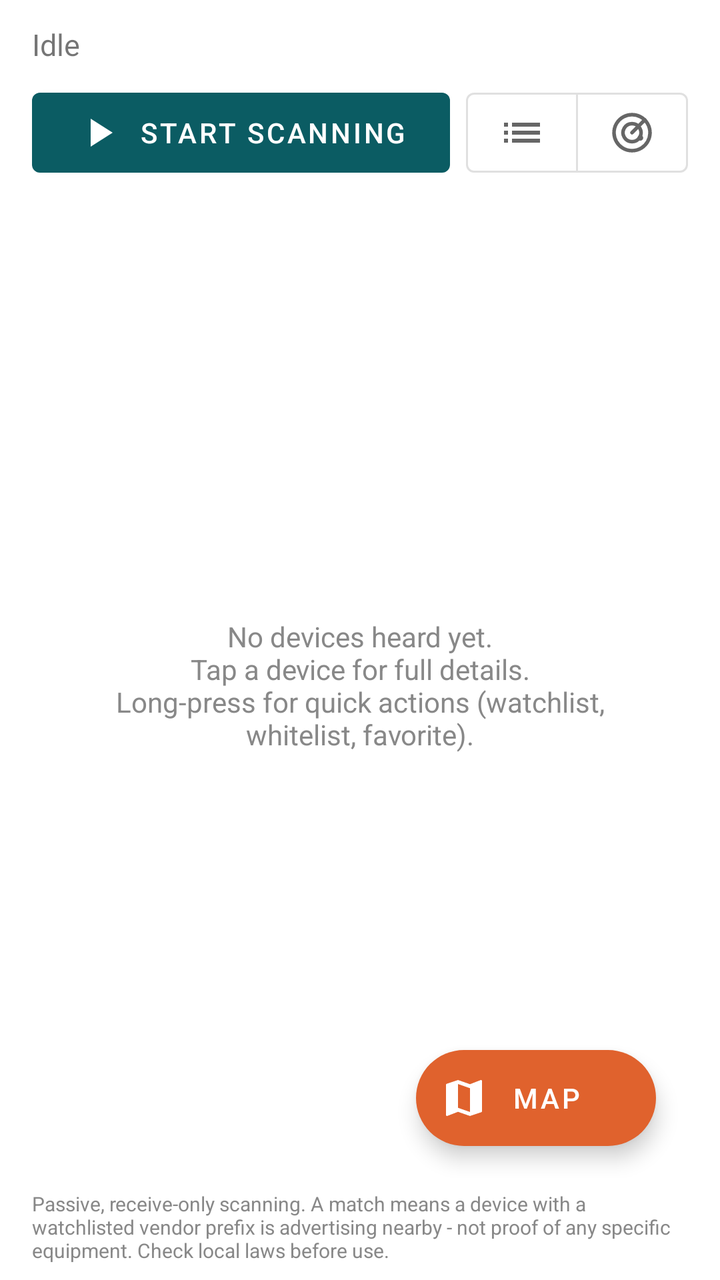
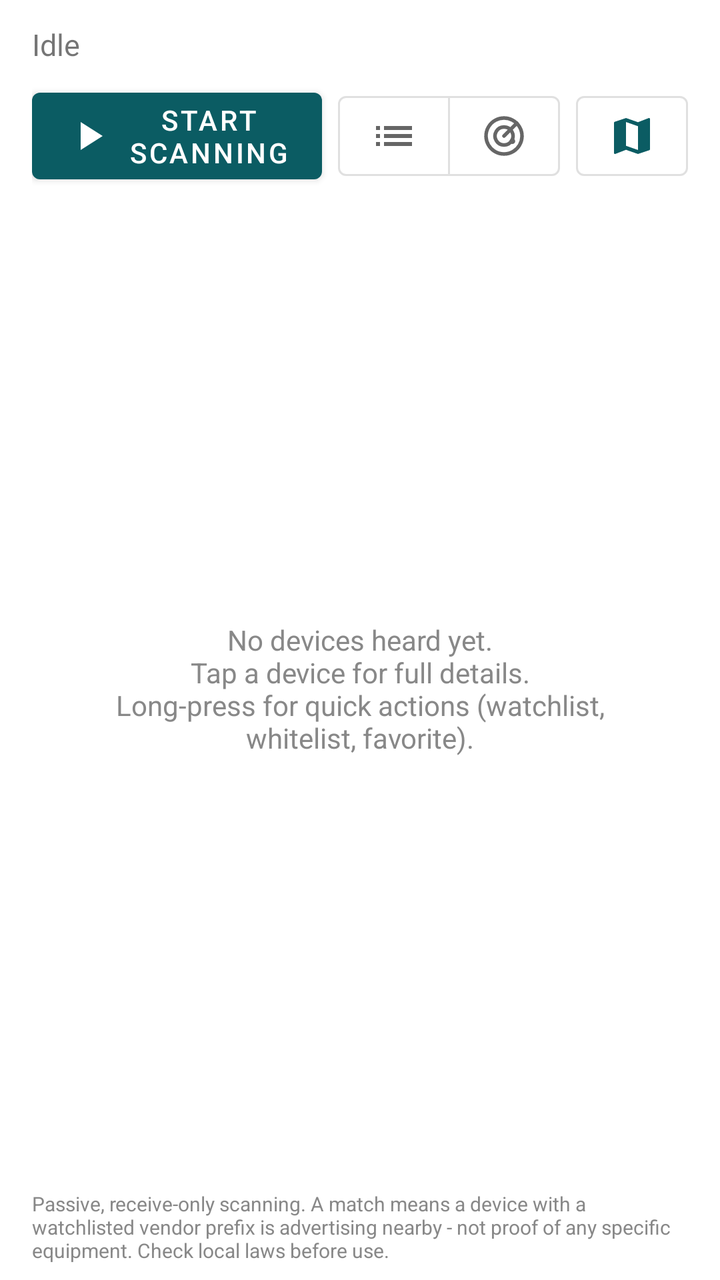

Two renders of the same Android screen: before a commit and after it. Below are the layout's source before the change and the commit's diff.
<!-- AndroidManifest.xml: application theme Theme.RFSentinel -->
<!-- res/layout/activity_main.xml -->
<?xml version="1.0" encoding="utf-8"?>
<LinearLayout xmlns:android="http://schemas.android.com/apk/res/android"
    xmlns:app="http://schemas.android.com/apk/res-auto"
    android:layout_width="match_parent"
    android:layout_height="match_parent"
    android:orientation="vertical"
    android:paddingStart="16dp"
    android:paddingTop="12dp"
    android:paddingEnd="16dp"
    android:paddingBottom="8dp">

    
    <LinearLayout
        android:id="@+id/themedHeader"
        android:layout_width="match_parent"
        android:layout_height="wrap_content"
        android:layout_marginBottom="6dp"
        android:orientation="vertical"
        android:visibility="gone">

        <ImageView
            android:id="@+id/themeBanner"
            android:layout_width="match_parent"
            android:layout_height="wrap_content"
            android:adjustViewBounds="true"
            android:contentDescription="Theme banner"
            android:maxHeight="140dp"
            android:scaleType="fitCenter"
            android:visibility="gone" />

        <com.rfsentinel.app.ui.ThemeHeaderView
            android:id="@+id/themeHeader"
            android:layout_width="match_parent"
            android:layout_height="wrap_content" />
    </LinearLayout>

    <TextView
        android:id="@+id/threatBanner"
        android:layout_width="match_parent"
        android:layout_height="wrap_content"
        android:layout_marginBottom="8dp"
        android:background="@drawable/banner_bg"
        android:paddingStart="12dp"
        android:paddingTop="8dp"
        android:paddingEnd="12dp"
        android:paddingBottom="8dp"
        android:textColor="#FFFFFF"
        android:textSize="14sp"
        android:textStyle="bold"
        android:visibility="gone" />

    <TextView
        android:id="@+id/statusText"
        android:layout_width="match_parent"
        android:layout_height="wrap_content"
        android:paddingBottom="8dp"
        android:text="Idle"
        android:textSize="15sp" />

    <LinearLayout
        android:layout_width="match_parent"
        android:layout_height="wrap_content"
        android:gravity="center_vertical"
        android:orientation="horizontal">

        <com.google.android.material.button.MaterialButton
            android:id="@+id/startStopButton"
            android:layout_width="0dp"
            android:layout_height="wrap_content"
            android:layout_marginEnd="8dp"
            android:layout_weight="1"
            android:minHeight="52dp"
            android:text="Start scanning"
            app:icon="@drawable/ic_car_play"
            app:iconGravity="textStart" />

        
        <com.google.android.material.button.MaterialButtonToggleGroup
            android:id="@+id/viewToggle"
            android:layout_width="wrap_content"
            android:layout_height="wrap_content"
            app:selectionRequired="true"
            app:singleSelection="true">

            <com.google.android.material.button.MaterialButton
                android:id="@+id/viewListButton"
                style="@style/Widget.MaterialComponents.Button.OutlinedButton"
                android:layout_width="wrap_content"
                android:layout_height="wrap_content"
                android:contentDescription="List view"
                android:minWidth="56dp"
                android:minHeight="52dp"
                app:icon="@drawable/ic_car_list"
                app:iconPadding="0dp" />

            <com.google.android.material.button.MaterialButton
                android:id="@+id/viewRadarButton"
                style="@style/Widget.MaterialComponents.Button.OutlinedButton"
                android:layout_width="wrap_content"
                android:layout_height="wrap_content"
                android:contentDescription="Radar view"
                android:minWidth="56dp"
                android:minHeight="52dp"
                app:icon="@drawable/ic_radar"
                app:iconPadding="0dp" />
        </com.google.android.material.button.MaterialButtonToggleGroup>
    </LinearLayout>

    
    <HorizontalScrollView
        android:layout_width="match_parent"
        android:layout_height="wrap_content"
        android:layout_marginTop="4dp"
        android:scrollbars="none">

        <com.google.android.material.chip.ChipGroup
            android:id="@+id/filterChips"
            android:layout_width="wrap_content"
            android:layout_height="wrap_content"
            app:selectionRequired="true"
            app:singleLine="true"
            app:singleSelection="true" />
    </HorizontalScrollView>

    <FrameLayout
        android:layout_width="match_parent"
        android:layout_height="0dp"
        android:layout_weight="1">

        
        <androidx.recyclerview.widget.RecyclerView
            android:id="@+id/recyclerView"
            android:layout_width="match_parent"
            android:layout_height="match_parent"
            android:clipToPadding="false"
            android:paddingBottom="80dp" />

        <com.rfsentinel.app.ui.RadarView
            android:id="@+id/radarView"
            android:layout_width="match_parent"
            android:layout_height="match_parent"
            android:visibility="gone" />

        <TextView
            android:id="@+id/emptyText"
            android:layout_width="match_parent"
            android:layout_height="wrap_content"
            android:layout_gravity="center"
            android:gravity="center"
            android:padding="24dp"
            android:text="No devices heard yet.\nTap a device for full details.\nLong-press for quick actions (watchlist, whitelist, favorite)."
            android:textColor="#888888" />

        
        <com.google.android.material.floatingactionbutton.ExtendedFloatingActionButton
            android:id="@+id/mapButton"
            android:layout_width="wrap_content"
            android:layout_height="wrap_content"
            android:layout_gravity="bottom|end"
            android:layout_margin="16dp"
            android:contentDescription="Open the map: your traces, devices and known cameras"
            android:text="Map"
            app:icon="@drawable/ic_map" />
    </FrameLayout>

    <TextView
        android:layout_width="match_parent"
        android:layout_height="wrap_content"
        android:paddingTop="6dp"
        android:text="@string/disclaimer"
        android:textColor="#888888"
        android:textSize="10sp" />

</LinearLayout>
<!-- resources referenced by this layout -->
<resources>
  <!-- drawable banner_bg (drawable) -->
  <?xml version="1.0" encoding="utf-8"?>
  <shape xmlns:android="http://schemas.android.com/apk/res/android" android:shape="rectangle">
      <solid android:color="#2E7D32" />
      <corners android:radius="10dp" />
  </shape>
  <!-- drawable ic_car_list (drawable) -->
  <?xml version="1.0" encoding="utf-8"?>
  <vector xmlns:android="http://schemas.android.com/apk/res/android"
      android:width="24dp"
      android:height="24dp"
      android:viewportWidth="24"
      android:viewportHeight="24">
      <path
          android:fillColor="#FFFFFF"
          android:pathData="M3,13h2v-2H3v2zM3,17h2v-2H3v2zM3,9h2V7H3v2zM7,13h14v-2H7v2zM7,17h14v-2H7v2zM7,7v2h14V7H7z" />
  </vector>
  <!-- drawable ic_car_play (drawable) -->
  <?xml version="1.0" encoding="utf-8"?>
  <vector xmlns:android="http://schemas.android.com/apk/res/android"
      android:width="24dp"
      android:height="24dp"
      android:viewportWidth="24"
      android:viewportHeight="24">
      <path
          android:fillColor="#FFFFFF"
          android:pathData="M8,5v14l11,-7z" />
  </vector>
  <!-- drawable ic_map (drawable) -->
  <?xml version="1.0" encoding="utf-8"?>
  <vector xmlns:android="http://schemas.android.com/apk/res/android"
      android:width="24dp"
      android:height="24dp"
      android:viewportWidth="24"
      android:viewportHeight="24">
      <path
          android:fillColor="#FFFFFF"
          android:pathData="M20.5,3l-0.16,0.03L15,5.1 9,3 3.36,4.9c-0.21,0.07 -0.36,0.25 -0.36,0.48V20.5c0,0.28 0.22,0.5 0.5,0.5l0.16,-0.03L9,18.9l6,2.1 5.64,-1.9c0.21,-0.07 0.36,-0.25 0.36,-0.48V3.5c0,-0.28 -0.22,-0.5 -0.5,-0.5zM15,19l-6,-2.11V5l6,2.11V19z" />
  </vector>
  <!-- drawable ic_radar (drawable) -->
  <vector xmlns:android="http://schemas.android.com/apk/res/android"
      android:width="24dp"
      android:height="24dp"
      android:viewportWidth="24"
      android:viewportHeight="24">
      
      <path
          android:fillColor="@android:color/transparent"
          android:strokeColor="#FFFFFFFF"
          android:strokeWidth="1.8"
          android:pathData="M12,3a9,9 0,1 0,0.01 0z M12,7.5a4.5,4.5 0,1 0,0.01 0z" />
      <path
          android:fillColor="@android:color/transparent"
          android:strokeColor="#FFFFFFFF"
          android:strokeLineCap="round"
          android:strokeWidth="1.8"
          android:pathData="M12,12 L18.4,5.6" />
      <path
          android:fillColor="#FFFFFFFF"
          android:pathData="M16.2,14.6m-1.4,0a1.4,1.4 0,1 1,2.8 0a1.4,1.4 0,1 1,-2.8 0" />
  </vector>
  <string name="disclaimer">Passive, receive-only scanning. A match means a device with a watchlisted vendor prefix is advertising nearby - not proof of any specific equipment. Check local laws before use.</string>
  <style name="Theme.RFSentinel" parent="Theme.MaterialComponents.DayNight.DarkActionBar">
          <item name="colorPrimary">@color/brand_primary</item>
          <item name="colorPrimaryVariant">@color/brand_primary_dark</item>
          <item name="colorOnPrimary">@android:color/white</item>
          <item name="colorSecondary">@color/brand_accent</item>
          <item name="colorOnSecondary">@android:color/white</item>
          <item name="rfScopeColor">@color/scope</item>
          <item name="rfScopeTextColor">@color/scope_text</item>
          <item name="rfTraceColor">@color/trace</item>
          <item name="rfAccent">@color/brand_highlight</item>
          <item name="rfOnAccent">@color/brand_on_highlight</item>
      </style>
  <color name="brand_primary">#0B5C63</color>
  <color name="brand_primary_dark">#073F44</color>
  <color name="brand_accent">#E0622D</color>
  <color name="scope">#0B5C63</color>
  <color name="scope_text">#AA0B5C63</color>
  <color name="trace">#E0622D</color>
  <color name="brand_highlight">#0B5C63</color>
  <color name="brand_on_highlight">#FFFFFF</color>
</resources>

<!-- the commit's change to res/layout/activity_main.xml (unified diff, before → after) -->
@@ -104,6 +104,19 @@
                 app:icon="@drawable/ic_radar"
                 app:iconPadding="0dp" />
         </com.google.android.material.button.MaterialButtonToggleGroup>
+
+        
+        <com.google.android.material.button.MaterialButton
+            android:id="@+id/mapButton"
+            style="@style/Widget.MaterialComponents.Button.OutlinedButton"
+            android:layout_width="wrap_content"
+            android:layout_height="wrap_content"
+            android:layout_marginStart="8dp"
+            android:contentDescription="Open the map: your traces, devices and known cameras"
+            android:minWidth="56dp"
+            android:minHeight="52dp"
+            app:icon="@drawable/ic_map"
+            app:iconPadding="0dp" />
     </LinearLayout>
 
     
@@ -127,13 +140,12 @@
         android:layout_height="0dp"
         android:layout_weight="1">
 
-        
         <androidx.recyclerview.widget.RecyclerView
             android:id="@+id/recyclerView"
             android:layout_width="match_parent"
             android:layout_height="match_parent"
             android:clipToPadding="false"
-            android:paddingBottom="80dp" />
+            android:paddingBottom="8dp" />
 
         <com.rfsentinel.app.ui.RadarView
             android:id="@+id/radarView"
@@ -151,19 +163,11 @@
             android:text="No devices heard yet.\nTap a device for full details.\nLong-press for quick actions (watchlist, whitelist, favorite)."
             android:textColor="#888888" />
 
-        
-        <com.google.android.material.floatingactionbutton.ExtendedFloatingActionButton
-            android:id="@+id/mapButton"
-            android:layout_width="wrap_content"
-            android:layout_height="wrap_content"
-            android:layout_gravity="bottom|end"
-            android:layout_margin="16dp"
-            android:contentDescription="Open the map: your traces, devices and known cameras"
-            android:text="Map"
-            app:icon="@drawable/ic_map" />
     </FrameLayout>
 
+    
     <TextView
+        android:id="@+id/disclaimerText"
         android:layout_width="match_parent"
         android:layout_height="wrap_content"
         android:paddingTop="6dp"
